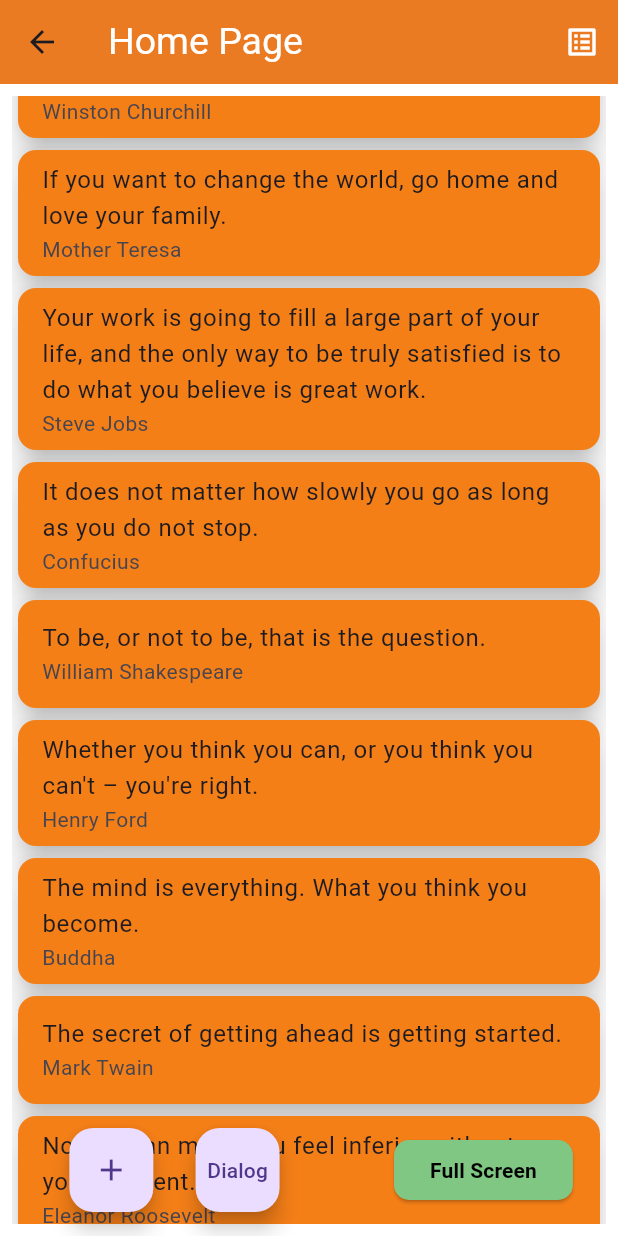
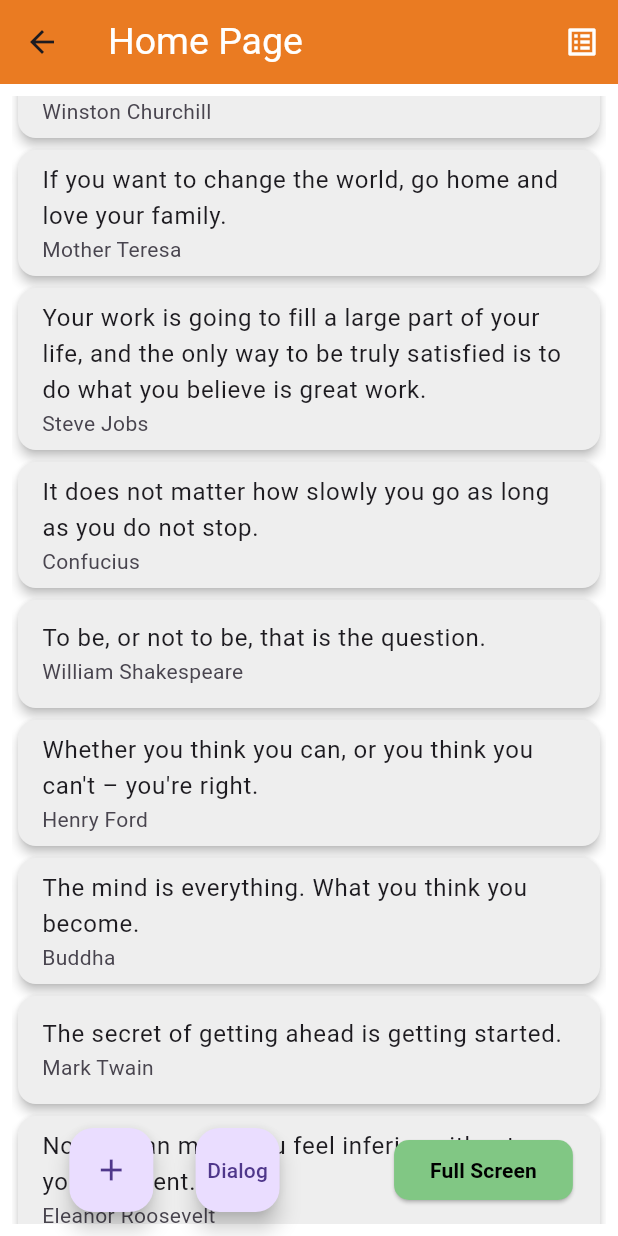
Before and after one commit to priyamtripathiii03/quotes_app, a Flutter app: the Homepage screen opened directly, scrolled down 576 dp, on a phone screen of 412 x 824 dp. Run offline on Flutter 3.47's test engine with Material 3 defaults, Android fonts, the phone set to English and light mode, and no system bars; network calls fail.

Commit message:
13-09-2024

```diff
--- a/lib/alertDialog.dart
+++ b/lib/alertDialog.dart
@@ -16,11 +16,11 @@ AlertDialog alertDialog_method(BuildContext context) {
       Column(
         children: [
           const Divider(),
-          emailAddress(email: 'priyamtripathiii03@gamil.com'),
+          emailAddress(email: 'priyamtripathiii03@gamil.com', image: ''),
           const SizedBox(height: 10,),
-          emailAddress(email: 'deeppatel01@gail.com'),
+          emailAddress(email: 'deeppatel01@gail.com', image: ''),
           const SizedBox(height: 10,),
-          emailAddress(email: 'rishidadich2003@gmail.com'),
+          emailAddress(email: 'rishidadich2003@gmail.com', image: ''),
           const SizedBox(height: 10,),
           const Divider(),
           Row(
--- a/lib/email.dart
+++ b/lib/email.dart
@@ -11,7 +11,7 @@ Widget emailAddress({required String email,required String image}) {
       ),
       Text(
         email,
-        style: const TextStyle(fontSize: 12),
+        style: const TextStyle(fontSize: 15),
       ),
     ],
   );
--- a/lib/grid_view_method.dart
+++ b/lib/grid_view_method.dart
@@ -19,8 +19,8 @@ class _GriedviewMethodState extends State<GriedviewMethod> {
         physics: const BouncingScrollPhysics(),
         itemCount: QuotesView.length,
         itemBuilder: (context,index)=>Card(
-          color: Colors.yellow.shade900,
-          elevation: 8,
+          color: Colors.grey.shade200,
+          elevation: 3,
           child: ListTile(
             title: Text(QuotesView[index].quote,overflow: TextOverflow.ellipsis,maxLines: 4,),
             subtitle: Text(QuotesView[index].author),
--- a/lib/list_view_method.dart
+++ b/lib/list_view_method.dart
@@ -16,8 +16,8 @@ class _ListviewmethodState extends State<Listviewmethod> {
       child: ListView.builder(
         itemCount: QuotesView.length,
         itemBuilder: (context,index)=>Card(
-          color: Colors.yellow.shade900,
-          elevation: 8,
+          color: Colors.grey.shade200,
+          elevation: 3,
           child: ListTile(
             title: Text(QuotesView[index].quote,overflow: TextOverflow.ellipsis,maxLines: 4,),
             subtitle: Text(QuotesView[index].author),
--- a/lib/main.dart
+++ b/lib/main.dart
@@ -12,12 +12,8 @@ class QuotesApp extends StatelessWidget {
     return MaterialApp(
       debugShowCheckedModeBanner: false,
       routes: {
-        '/':(context)=>const HomePage(),
+        '/':(context)=>const Homepage(),
       },
     );
   }
 }
-
-
-
-}
```
